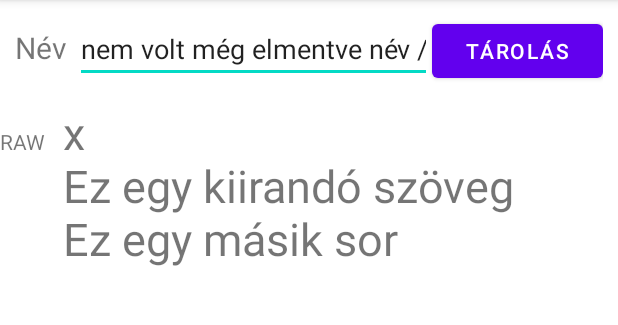
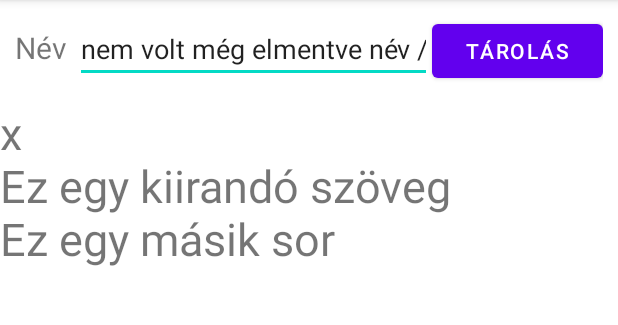
Before and after one commit to adombence/mobilalkalmazas, an Android app: the screen it shows after launch (MainActivity), on a phone screen of 412 x 824 dp, the part 84-409 px from its top. Run offline under Robolectric (Android 15) with nearby library versions, the phone set to English and light mode, and no system bars.

Commit message:
Update activity_main.xml

```diff
--- a/AdatokTrolsa/app/src/main/res/layout/activity_main.xml
+++ b/AdatokTrolsa/app/src/main/res/layout/activity_main.xml
@@ -45,17 +45,9 @@
         android:orientation="horizontal">
 
         <TextView
-            android:id="@+id/textView_raw"
-            android:layout_width="wrap_content"
-            android:layout_height="wrap_content"
-            android:layout_weight="1"
-            android:text="@string/tv_raw" />
-
-        <TextView
             android:id="@+id/textView_tartalom"
             android:layout_width="wrap_content"
             android:layout_height="wrap_content"
-            android:layout_weight="6"
             android:textSize="30sp" />
     </LinearLayout>
 
```
